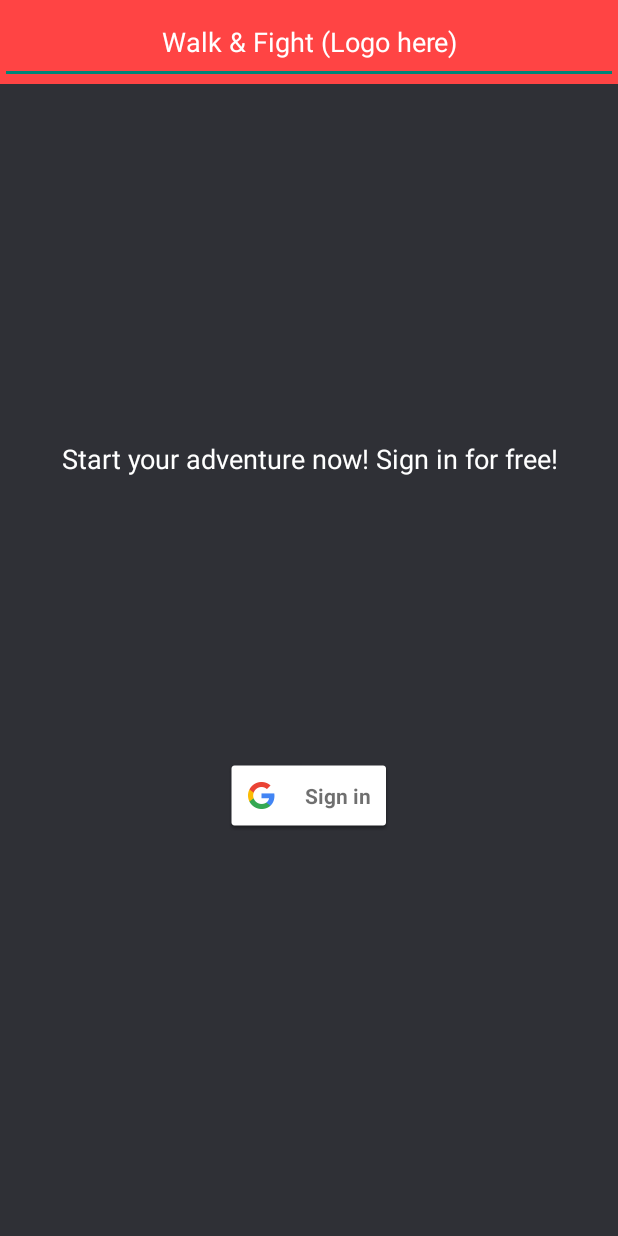
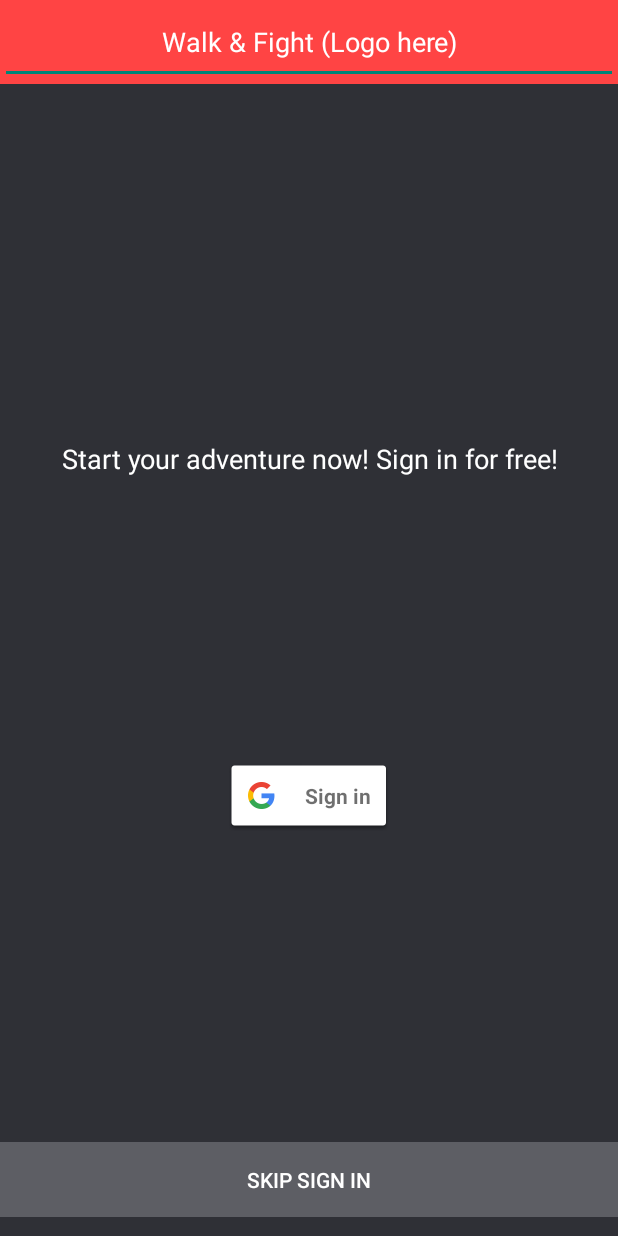
Before and after one commit to DanielV-source/waf, an Android app built with Jetpack Compose: the screen it shows after launch (MainActivity), on a phone screen of 412 x 824 dp. Run offline under Robolectric (Android 15) with nearby library versions, the phone set to English and light mode, and no system bars; our stand-ins replace Firebase (no records; nobody signed in at launch, a user with empty details on screens opened directly).

Commit message:
Added skip signin screen

```diff
--- a/app/src/main/java/com/judc/walkfight/MainActivity.kt
+++ b/app/src/main/java/com/judc/walkfight/MainActivity.kt
@@ -94,6 +94,11 @@ class MainActivity : ComponentActivity() {
         signInButton.setOnClickListener {
             signIn()
         }
+
+        val skipSignInButton: Button = findViewById(R.id.skip_signin)
+        skipSignInButton.setOnClickListener {
+            accessApp()
+        }
     }
 
     /**
--- a/app/src/main/res/layout/main.xml
+++ b/app/src/main/res/layout/main.xml
@@ -82,4 +82,22 @@
 
     </LinearLayout>
 
+
+
+    <LinearLayout
+        android:layout_width="match_parent"
+        android:layout_height="50dp"
+        android:orientation="vertical"
+        android:translationY="70dp">
+        <Button
+        android:id="@+id/skip_signin"
+        android:layout_width="match_parent"
+        android:layout_height="match_parent"
+        android:layout_weight="1"
+        android:text="@string/main_skip_signin"
+        android:background="@color/material_dynamic_neutral40"
+        android:textColor="@color/white"/>
+
+    </LinearLayout>
+
 </LinearLayout>
--- a/app/src/main/res/values/strings.xml
+++ b/app/src/main/res/values/strings.xml
@@ -3,6 +3,7 @@
 
     <string name="main_startMsgText">Start your adventure now! Sign in for free!</string>
     <string name="main_logoText">Walk &amp; Fight (Logo here)</string>
+    <string name="main_skip_signin">Skip sign in</string>
 
     <string name="initmenu_startadventuremenu">Start adventure</string>
     <string name="initmenu_resumeadventuremenu">Resume adventure</string>
@@ -35,7 +36,6 @@
     <string name="loser_waypoint_sharewithfriends">Share with friends</string>
     <string name="loser_waypoint_nextwaypoint">Next Waypoint</string>
 
-
     <string name="mystats_stadistics">Statistics</string>
     <string name="mystats_stadisticalInformation">Statistical Information</string>
     <string name="mystats_globalrankingmenu">Global Ranking</string>
```
